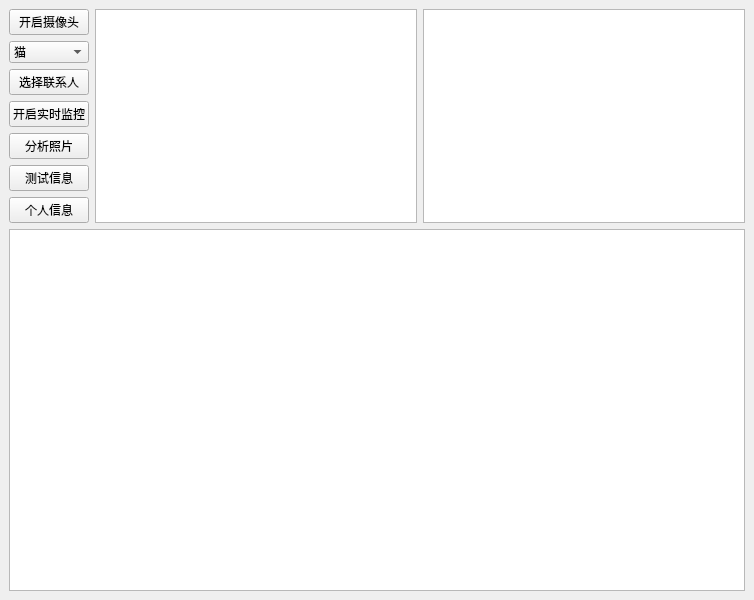
This is view/main_view.ui in haoduoyu/cw_new as Qt 5 draws it before an edit. The edited form follows.
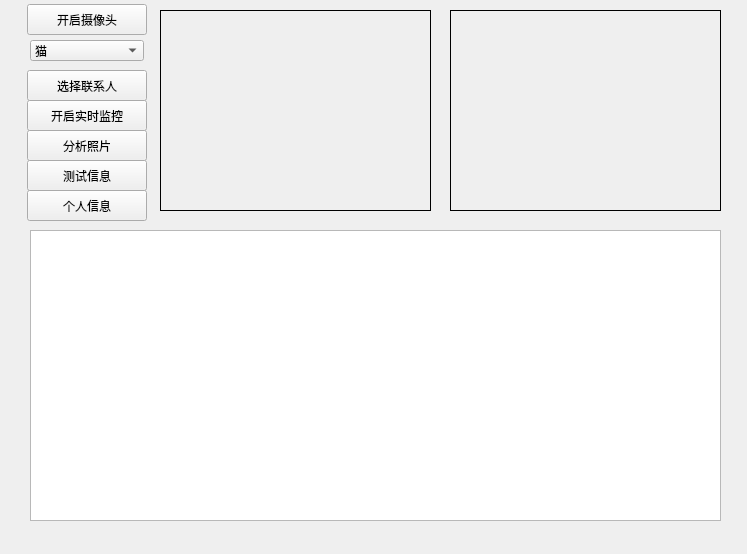
This is the edited form.

Commit message: 1、新增全局变量； 2、重新生成ui； 3、添加打开视频事件； 4、添加监控按钮事件； 5、添加动物改变事件；

```diff
--- a/view/main_view.ui
+++ b/view/main_view.ui
@@ -6,96 +6,171 @@
    <rect>
     <x>0</x>
     <y>0</y>
-    <width>754</width>
-    <height>600</height>
+    <width>747</width>
+    <height>554</height>
    </rect>
   </property>
   <property name="windowTitle">
    <string>MainWindow</string>
   </property>
   <widget class="QWidget" name="centralwidget">
-   <layout class="QGridLayout" name="gridLayout_2">
-    <item row="0" column="0">
-     <widget class="QPushButton" name="openCameraBtn">
-      <property name="enabled">
-       <bool>true</bool>
-      </property>
-      <property name="text">
-       <string>开启摄像头</string>
-      </property>
-     </widget>
+   <widget class="QPushButton" name="analysePicBtn">
+    <property name="geometry">
+     <rect>
+      <x>27</x>
+      <y>130</y>
+      <width>120</width>
+      <height>31</height>
+     </rect>
+    </property>
+    <property name="text">
+     <string>分析照片</string>
+    </property>
+   </widget>
+   <widget class="QPushButton" name="selectContractBtn">
+    <property name="geometry">
+     <rect>
+      <x>27</x>
+      <y>70</y>
+      <width>120</width>
+      <height>31</height>
+     </rect>
+    </property>
+    <property name="text">
+     <string>选择联系人</string>
+    </property>
+   </widget>
+   <widget class="QTextBrowser" name="infoTextBrowser">
+    <property name="geometry">
+     <rect>
+      <x>30</x>
+      <y>230</y>
+      <width>691</width>
+      <height>291</height>
+     </rect>
+    </property>
+    <property name="maximumSize">
+     <size>
+      <width>800</width>
+      <height>400</height>
+     </size>
+    </property>
+   </widget>
+   <widget class="QPushButton" name="personalInfoBtn">
+    <property name="geometry">
+     <rect>
+      <x>27</x>
+      <y>190</y>
+      <width>120</width>
+      <height>31</height>
+     </rect>
+    </property>
+    <property name="text">
+     <string>个人信息</string>
+    </property>
+   </widget>
+   <widget class="QPushButton" name="testInfoBtn">
+    <property name="geometry">
+     <rect>
+      <x>27</x>
+      <y>160</y>
+      <width>120</width>
+      <height>31</height>
+     </rect>
+    </property>
+    <property name="text">
+     <string>测试信息</string>
+    </property>
+   </widget>
+   <widget class="QPushButton" name="openMonitorBtn">
+    <property name="geometry">
+     <rect>
+      <x>27</x>
+      <y>100</y>
+      <width>120</width>
+      <height>31</height>
+     </rect>
+    </property>
+    <property name="text">
+     <string>开启实时监控</string>
+    </property>
+   </widget>
+   <widget class="QPushButton" name="openCameraBtn">
+    <property name="enabled">
+     <bool>true</bool>
+    </property>
+    <property name="geometry">
+     <rect>
+      <x>27</x>
+      <y>4</y>
+      <width>120</width>
+      <height>31</height>
+     </rect>
+    </property>
+    <property name="text">
+     <string>开启摄像头</string>
+    </property>
+   </widget>
+   <widget class="QComboBox" name="petKindSelect">
+    <property name="geometry">
+     <rect>
+      <x>30</x>
+      <y>40</y>
+      <width>114</width>
+      <height>21</height>
+     </rect>
+    </property>
+    <item>
+     <property name="text">
+      <string>猫</string>
+     </property>
     </item>
-    <item row="0" column="1" rowspan="7">
-     <widget class="QGraphicsView" name="cameraView"/>
+    <item>
+     <property name="text">
+      <string>狗</string>
+     </property>
     </item>
-    <item row="0" column="2" rowspan="7">
-     <widget class="QGraphicsView" name="picView"/>
+    <item>
+     <property name="text">
+      <string>鼠</string>
+     </property>
     </item>
-    <item row="1" column="0">
-     <widget class="QComboBox" name="petKindSelect">
-      <item>
-       <property name="text">
-        <string>猫</string>
-       </property>
-      </item>
-      <item>
-       <property name="text">
-        <string>狗</string>
-       </property>
-      </item>
-      <item>
-       <property name="text">
-        <string>鼠</string>
-       </property>
-      </item>
-     </widget>
-    </item>
-    <item row="2" column="0">
-     <widget class="QPushButton" name="selectContractBtn">
-      <property name="text">
-       <string>选择联系人</string>
-      </property>
-     </widget>
-    </item>
-    <item row="3" column="0">
-     <widget class="QPushButton" name="openMonitorBtn">
-      <property name="text">
-       <string>开启实时监控</string>
-      </property>
-     </widget>
-    </item>
-    <item row="4" column="0">
-     <widget class="QPushButton" name="analysePicBtn">
-      <property name="text">
-       <string>分析照片</string>
-      </property>
-     </widget>
-    </item>
-    <item row="5" column="0">
-     <widget class="QPushButton" name="testInfoBtn">
-      <property name="text">
-       <string>测试信息</string>
-      </property>
-     </widget>
-    </item>
-    <item row="6" column="0">
-     <widget class="QPushButton" name="personalInfoBtn">
-      <property name="text">
-       <string>个人信息</string>
-      </property>
-     </widget>
-    </item>
-    <item row="7" column="0" colspan="3">
-     <widget class="QTextBrowser" name="infoTextBrowser">
-      <property name="maximumSize">
-       <size>
-        <width>800</width>
-        <height>400</height>
-       </size>
-      </property>
-     </widget>
-    </item>
-   </layout>
+   </widget>
+   <widget class="QLabel" name="cameraLabel">
+    <property name="geometry">
+     <rect>
+      <x>160</x>
+      <y>10</y>
+      <width>271</width>
+      <height>201</height>
+     </rect>
+    </property>
+    <property name="autoFillBackground">
+     <bool>false</bool>
+    </property>
+    <property name="styleSheet">
+     <string notr="true">border:1px solid black;</string>
+    </property>
+    <property name="text">
+     <string/>
+    </property>
+   </widget>
+   <widget class="QLabel" name="picLabel">
+    <property name="geometry">
+     <rect>
+      <x>450</x>
+      <y>10</y>
+      <width>271</width>
+      <height>201</height>
+     </rect>
+    </property>
+    <property name="styleSheet">
+     <string notr="true">border:1px solid black;</string>
+    </property>
+    <property name="text">
+     <string/>
+    </property>
+   </widget>
   </widget>
  </widget>
  <resources/>
```
Left out of the diff: 115 changed lines with no effect on the pictures. The commit also changes 2 other files.
